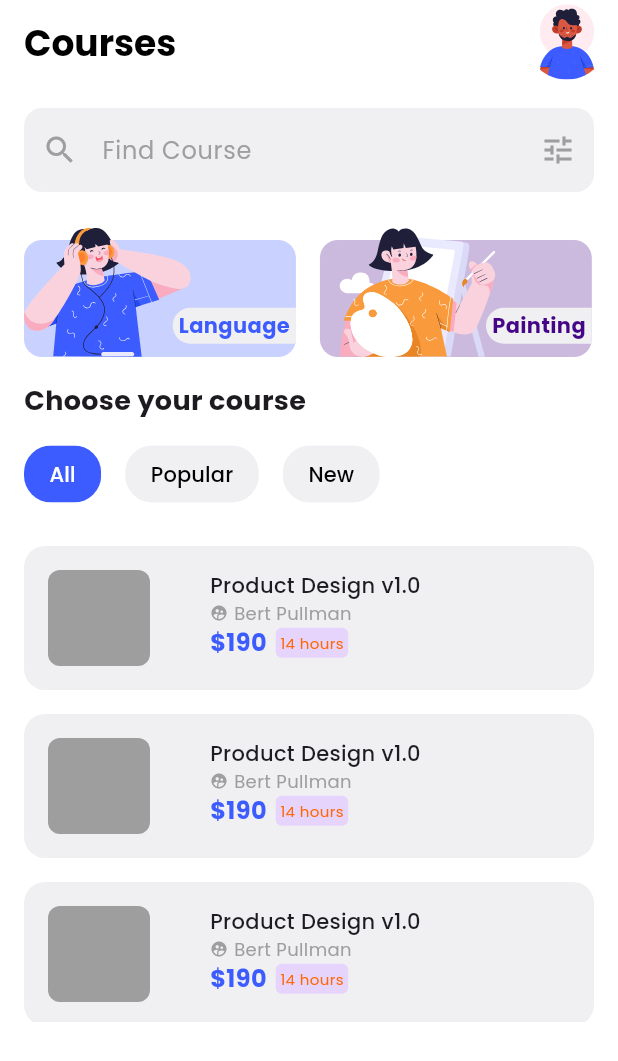
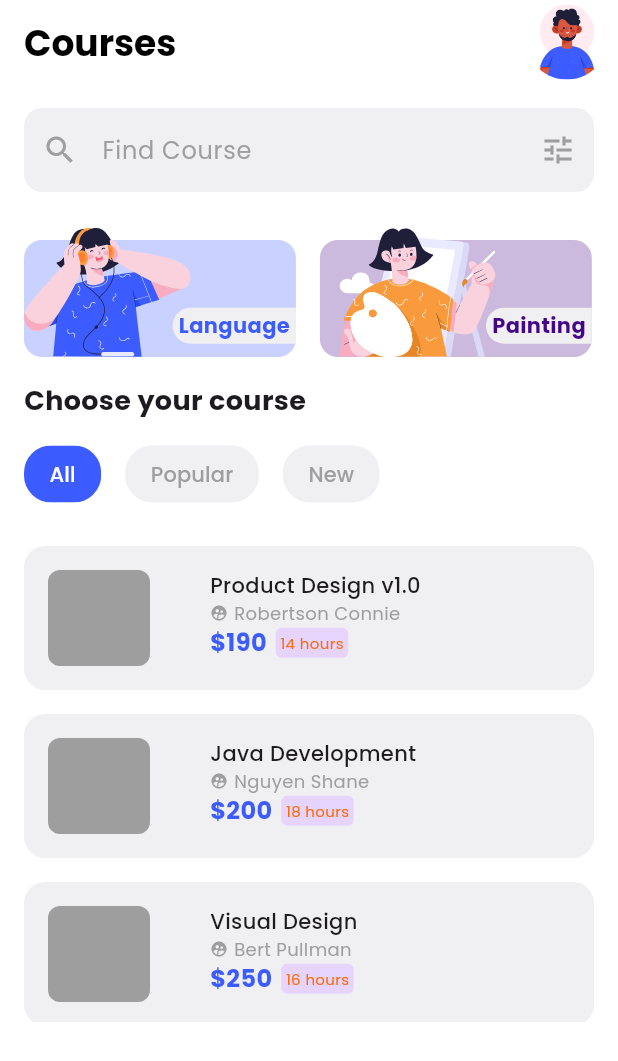
Before and after one commit to SemajCode/skill_harvest, a Flutter app: the screen it shows after launch, on a phone screen of 412 x 824 dp. Shown: the top 1061 px of the screen. Run offline on Flutter 3.47's test engine with Material 3 defaults, Android fonts, the phone set to English and light mode, and no system bars; our stand-ins replace flutter_svg, gap.

Commit message:
changes added

```diff
--- a/lib/features/course/screens/course.dart
+++ b/lib/features/course/screens/course.dart
@@ -62,9 +62,24 @@ class Course extends StatelessWidget {
             height: 325,
             child: ListView(
               children: const [
-                CourseItem(),
-                CourseItem(),
-                CourseItem(),
+                CourseItem(
+                  courseTitle: 'Product Design v1.0',
+                  courseValue: '190',
+                  facilitator: 'Robertson Connie',
+                  totalHours: '14',
+                ),
+                CourseItem(
+                  courseTitle: 'Java Development',
+                  courseValue: '200',
+                  facilitator: 'Nguyen Shane',
+                  totalHours: '18',
+                ),
+                CourseItem(
+                  courseTitle: 'Visual Design',
+                  courseValue: '250',
+                  facilitator: 'Bert Pullman',
+                  totalHours: '16',
+                ),
               ],
             ),
           )
--- a/lib/features/course/widgets/choose_course.dart
+++ b/lib/features/course/widgets/choose_course.dart
@@ -66,7 +66,9 @@ class CourseFilterChip extends StatelessWidget {
           style: BorderStyle.none,
         ),
         showCheckmark: false,
-        label: Text(text),
+        label: Text(
+          text,
+        ),
         onSelected: (value) {},
         selected: isSelect,
         selectedColor: Pallete.blueColor,
@@ -74,7 +76,7 @@ class CourseFilterChip extends StatelessWidget {
           borderRadius: BorderRadius.circular(18),
         ),
         labelStyle: TextStyle(
-          color: isSelect ? Pallete.whiteColor : Pallete.blackColor,
+          color: isSelect ? Pallete.whiteColor : Pallete.greyText,
         ),
       ),
     );
--- a/lib/features/course/widgets/course_item.dart
+++ b/lib/features/course/widgets/course_item.dart
@@ -5,7 +5,16 @@ import 'package:skillharvest/Theme/pallete.dart';
 class CourseItem extends StatelessWidget {
   const CourseItem({
     super.key,
+    required this.courseTitle,
+    required this.courseValue,
+    required this.facilitator,
+    required this.totalHours,
   });
+
+  final String courseTitle;
+  final String courseValue;
+  final String facilitator;
+  final String totalHours;
 
   @override
   Widget build(BuildContext context) {
@@ -31,32 +40,33 @@ class CourseItem extends StatelessWidget {
           Column(
             crossAxisAlignment: CrossAxisAlignment.start,
             children: [
-              const Text(
-                'Product Design v1.0',
-                style: TextStyle(
+              Text(
+                courseTitle,
+                style: const TextStyle(
                   fontWeight: FontWeight.w500,
                 ),
               ),
-              const Row(
+              Row(
                 mainAxisAlignment: MainAxisAlignment.start,
                 children: [
-                  Icon(
+                  const Icon(
                     Icons.supervised_user_circle_sharp,
                     color: Pallete.greyText,
                     size: 12,
                   ),
-                  Gap(4),
+                  const Gap(4),
                   Text(
-                    'Bert Pullman',
-                    style: TextStyle(fontSize: 12, color: Pallete.greyText),
+                    facilitator,
+                    style:
+                        const TextStyle(fontSize: 12, color: Pallete.greyText),
                   ),
                 ],
               ),
               Row(
                 children: [
-                  const Text(
-                    '\$190',
-                    style: TextStyle(
+                  Text(
+                    '\$$courseValue',
+                    style: const TextStyle(
                       color: Pallete.blueColor,
                       fontSize: 16,
                       fontWeight: FontWeight.bold,
@@ -68,9 +78,9 @@ class CourseItem extends StatelessWidget {
                     decoration: BoxDecoration(
                         color: Pallete.onPurpleBackground,
                         borderRadius: BorderRadius.circular(4)),
-                    child: const Text(
-                      '14 hours',
-                      style: TextStyle(
+                    child: Text(
+                      '$totalHours hours',
+                      style: const TextStyle(
                         color: Pallete.orangeColor,
                         fontSize: 10,
                       ),
```
